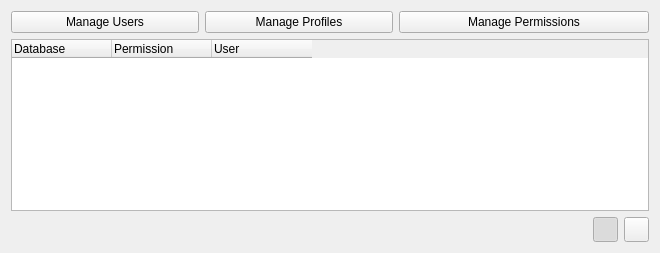
dsgoficial/DsgTools, file CustomWidgets/permissionWidget.ui: the form before one commit.
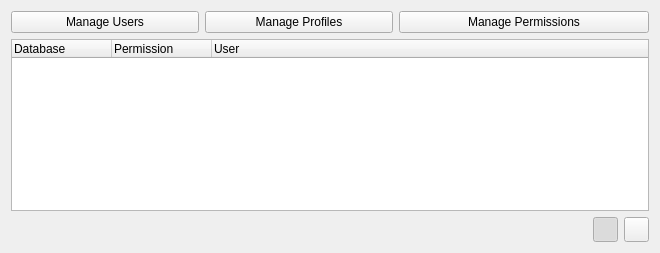
The form after the commit. Icons and pictures are not drawn.

```diff
--- a/CustomWidgets/permissionWidget.ui
+++ b/CustomWidgets/permissionWidget.ui
@@ -49,8 +49,11 @@
      <attribute name="headerCascadingSectionResizes">
       <bool>true</bool>
      </attribute>
+     <attribute name="headerMinimumSectionSize">
+      <number>60</number>
+     </attribute>
      <attribute name="headerStretchLastSection">
-      <bool>false</bool>
+      <bool>true</bool>
      </attribute>
      <column>
       <property name="text">
```
